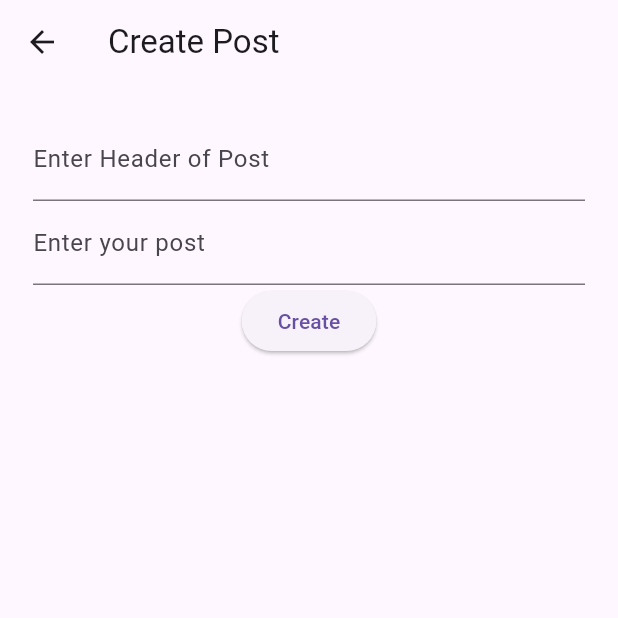
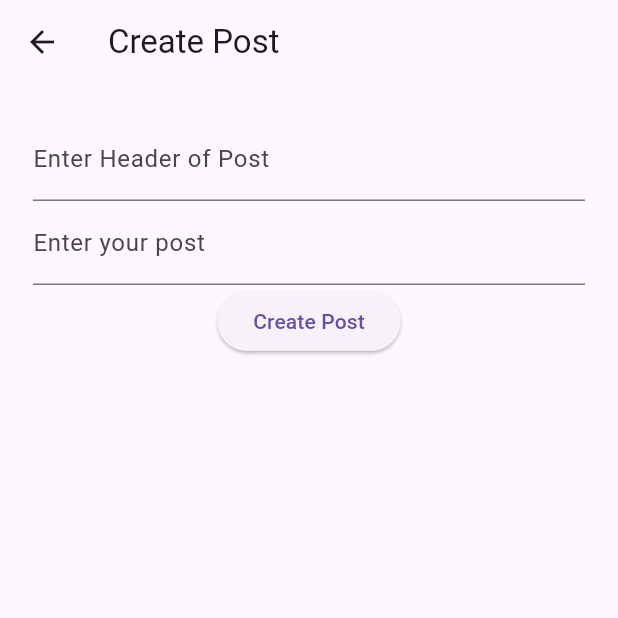
Before and after one commit to Flutter007/lab56, a Flutter app: the PostFormScreen screen opened by its route, on a phone screen of 412 x 824 dp, the top half of it. Run offline on Flutter 3.47's test engine with Material 3 defaults, Android fonts, the phone set to English and light mode, and no system bars; network calls fail.

Commit message:
Added methods for Request to Firebase,added new Widgets for View,new Screen and Form.

```diff
--- a/lib/helpers/request.dart
+++ b/lib/helpers/request.dart
@@ -15,6 +15,8 @@ Future<dynamic> request(
     response = await http.post(uri, body: json.encode(body));
   } else if (method == 'DELETE') {
     response = await http.delete(uri);
+  } else if (method == 'PUT') {
+    response = await http.put(uri, body: json.encode(body));
   } else {
     throw Exception('Method not supported');
   }
--- a/lib/lab56.dart
+++ b/lib/lab56.dart
@@ -1,6 +1,7 @@
 import 'package:flutter/material.dart';
 import 'package:lab56/app_routes.dart';
 import 'package:lab56/provider/post_provider.dart';
+import 'package:lab56/screens/edit_screen.dart';
 import 'package:lab56/screens/home_blog.dart';
 import 'package:lab56/screens/post_form_screen.dart';
 import 'package:lab56/screens/single_post_info_screen.dart';
@@ -19,6 +20,7 @@ class Lab56 extends StatelessWidget {
           AppRoutes.home: (ctx) => HomeBlog(),
           AppRoutes.create: (ctx) => PostFormScreen(),
           AppRoutes.singlePost: (ctx) => SinglePostInfoScreen(),
+          AppRoutes.edit: (ctx) => EditScreen(),
         },
       ),
     );
--- a/lib/screens/post_form_screen.dart
+++ b/lib/screens/post_form_screen.dart
@@ -57,7 +57,11 @@ class _PostFormScreenState extends State<PostFormScreen> {
       body: Column(
         children: [
           Expanded(
-            child: CreationForm(controller: controller, createPost: createPost),
+            child: CreationForm(
+              controller: controller,
+              action: createPost,
+              buttonText: 'Create Post',
+            ),
           ),
         ],
       ),
--- a/lib/widgets/post_form/creation_form.dart
+++ b/lib/widgets/post_form/creation_form.dart
@@ -5,12 +5,14 @@ import '../../provider/post_provider.dart';
 import 'creation_form_controller.dart';
 
 class CreationForm extends StatefulWidget {
+  final String buttonText;
   final CreationFormController controller;
-  final void Function() createPost;
+  final void Function() action;
   const CreationForm({
     super.key,
     required this.controller,
-    required this.createPost,
+    required this.action,
+    required this.buttonText,
   });
 
   @override
@@ -52,8 +54,8 @@ class _CreationFormState extends State<CreationForm> {
                   },
                 ),
                 ElevatedButton(
-                  onPressed: widget.createPost,
-                  child: Text('Create'),
+                  onPressed: widget.action,
+                  child: Text(widget.buttonText),
                 ),
               ],
             ),
```
Also changed, not shown: lib/provider/post_provider.dart (+16 -1 lines), lib/screens/edit_screen.dart (+18 -1 lines), lib/screens/home_blog.dart (+28 -2 lines), lib/screens/single_post_info_screen.dart (+11 -17 lines), lib/widgets/post_card.dart (+9 -2 lines).
